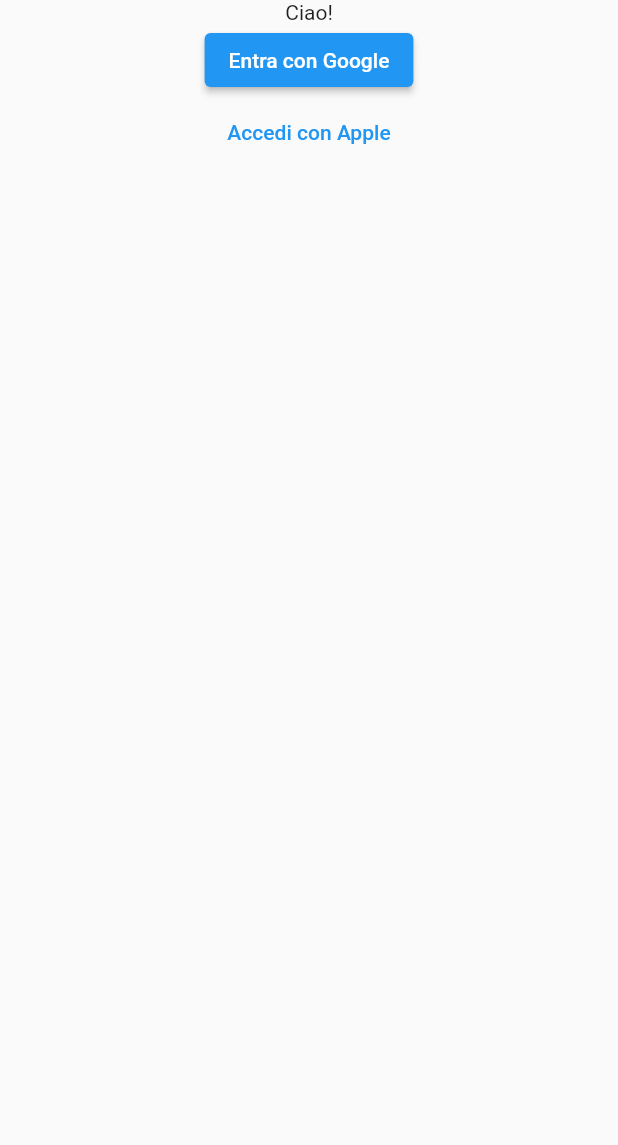
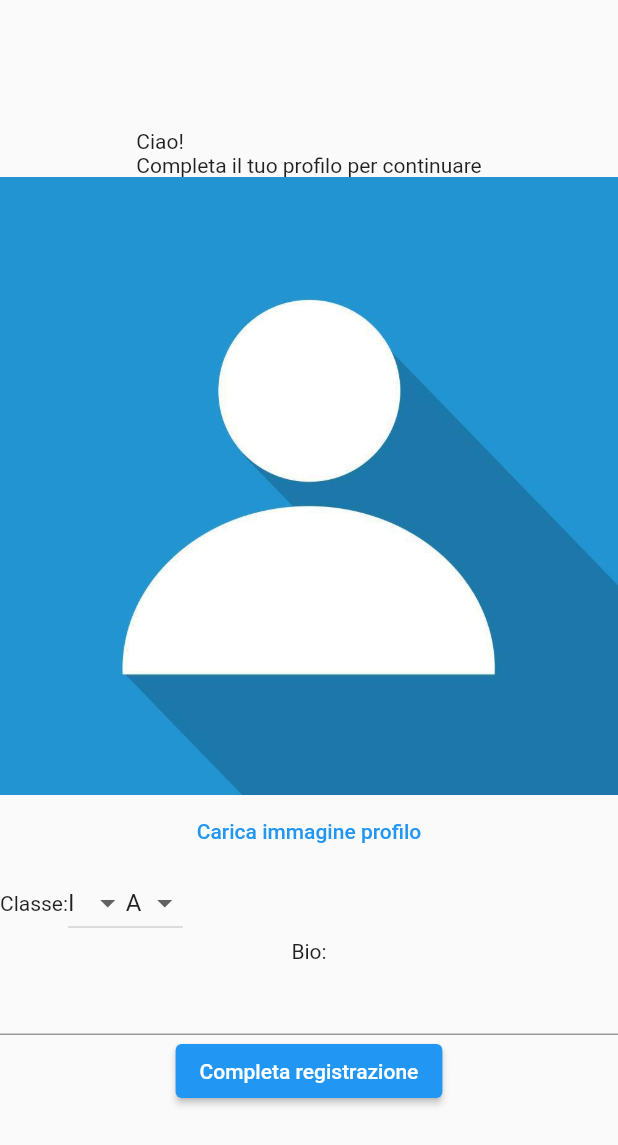
Before and after one commit to siliconvallii/sn, a Flutter app: the SignUpScreen screen opened by its route, on a phone screen of 412 x 824 dp. Shown: the top 1145 px of the screen. Run offline on Flutter 3.47's test engine with Material 2 defaults, Android fonts, the light colour scheme and no system bars; our stand-ins replace firebase_auth, firebase_core, firebase_database, firebase_storage, google_sign_in, image_cropper and 1 more; accounts and stored records are empty.

Commit message:
fix sign_up_screen

```diff
--- a/lib/screens/sign_up_screen.dart
+++ b/lib/screens/sign_up_screen.dart
@@ -1,28 +1,147 @@
+import 'dart:io';
 import 'package:flutter/material.dart';
-import 'package:sn/providers/sign_up.dart';
+import 'package:sn/providers/create_profile.dart';
+import 'package:sn/utils/pick_profile_image.dart';
 
-class SignUpScreen extends StatelessWidget {
+class SignUpScreen extends StatefulWidget {
   const SignUpScreen({Key? key}) : super(key: key);
+
+  @override
+  State<SignUpScreen> createState() => _SignUpScreenState();
+}
+
+class _SignUpScreenState extends State<SignUpScreen> {
+  String _dropdownValue = 'I';
+  String _secondDropdownValue = 'A';
+  File? _profileImage;
+  final TextEditingController _textEditingController = TextEditingController();
 
   @override
   Widget build(BuildContext context) {
     return Scaffold(
       body: SafeArea(
         child: Center(
+          child: SingleChildScrollView(
             child: Column(
               children: [
-              const Text('Ciao!'),
-              ElevatedButton(
-                onPressed: () {
-                  signUp(context);
+                const Text('Ciao!\nCompleta il tuo profilo per continuare'),
+                _profileImage != null
+                    ? Image.file(_profileImage!)
+                    : Image.asset('assets/images/default_pp.jpg'),
+                TextButton(
+                  onPressed: () async {
+                    File? profileImage = await pickProfileImage();
+                    setState(() {
+                      _profileImage = profileImage;
+                    });
                   },
-                child: const Text('Entra con Google'),
+                  child: _profileImage != null
+                      ? const Text('Cambia immagine profilo')
+                      : const Text('Carica immagine profilo'),
                 ),
-              TextButton(
-                onPressed: () {},
-                child: const Text('Accedi con Apple'),
+                Row(
+                  children: [
+                    const Text('Classe:'),
+                    DropdownButton<String>(
+                      items: const [
+                        DropdownMenuItem(
+                          child: Text('I'),
+                          value: 'I',
+                        ),
+                        DropdownMenuItem(
+                          child: Text('II'),
+                          value: 'II',
+                        ),
+                        DropdownMenuItem(
+                          child: Text('III'),
+                          value: 'III',
+                        ),
+                        DropdownMenuItem(
+                          child: Text('IV'),
+                          value: 'IV',
+                        ),
+                        DropdownMenuItem(
+                          child: Text('V'),
+                          value: 'V',
                         ),
                       ],
+                      onChanged: (newValue) => setState(() {
+                        _dropdownValue = newValue.toString();
+                      }),
+                      value: _dropdownValue,
+                    ),
+                    DropdownButton<String>(
+                      items: const [
+                        DropdownMenuItem(
+                          child: Text('A'),
+                          value: 'A',
+                        ),
+                        DropdownMenuItem(
+                          child: Text('B'),
+                          value: 'B',
+                        ),
+                        DropdownMenuItem(
+                          child: Text('C'),
+                          value: 'C',
+                        ),
+                        DropdownMenuItem(
+                          child: Text('D'),
+                          value: 'D',
+                        ),
+                        DropdownMenuItem(
+                          child: Text('E'),
+                          value: 'E',
+                        ),
+                        DropdownMenuItem(
+                          child: Text('F'),
+                          value: 'F',
+                        ),
+                        DropdownMenuItem(
+                          child: Text('G'),
+                          value: 'G',
+                        ),
+                        DropdownMenuItem(
+                          child: Text('H'),
+                          value: 'H',
+                        ),
+                        DropdownMenuItem(
+                          child: Text('I'),
+                          value: 'I',
+                        ),
+                        DropdownMenuItem(
+                          child: Text('L'),
+                          value: 'L',
+                        ),
+                        DropdownMenuItem(
+                          child: Text('M'),
+                          value: 'M',
+                        ),
+                      ],
+                      onChanged: (newValue) => setState(() {
+                        _secondDropdownValue = newValue.toString();
+                      }),
+                      value: _secondDropdownValue,
+                    ),
+                  ],
+                ),
+                const Text('Bio:'),
+                TextField(
+                  controller: _textEditingController,
+                ),
+                ElevatedButton(
+                  onPressed: () async {
+                    createProfile(
+                      context,
+                      _profileImage,
+                      _dropdownValue,
+                      _secondDropdownValue,
+                      _textEditingController.text,
+                    );
+                  },
+                  child: const Text('Completa registrazione'),
+                ),
+              ],
+            ),
           ),
         ),
       ),
```
Lines whose indentation alone changed are shown as unchanged.
